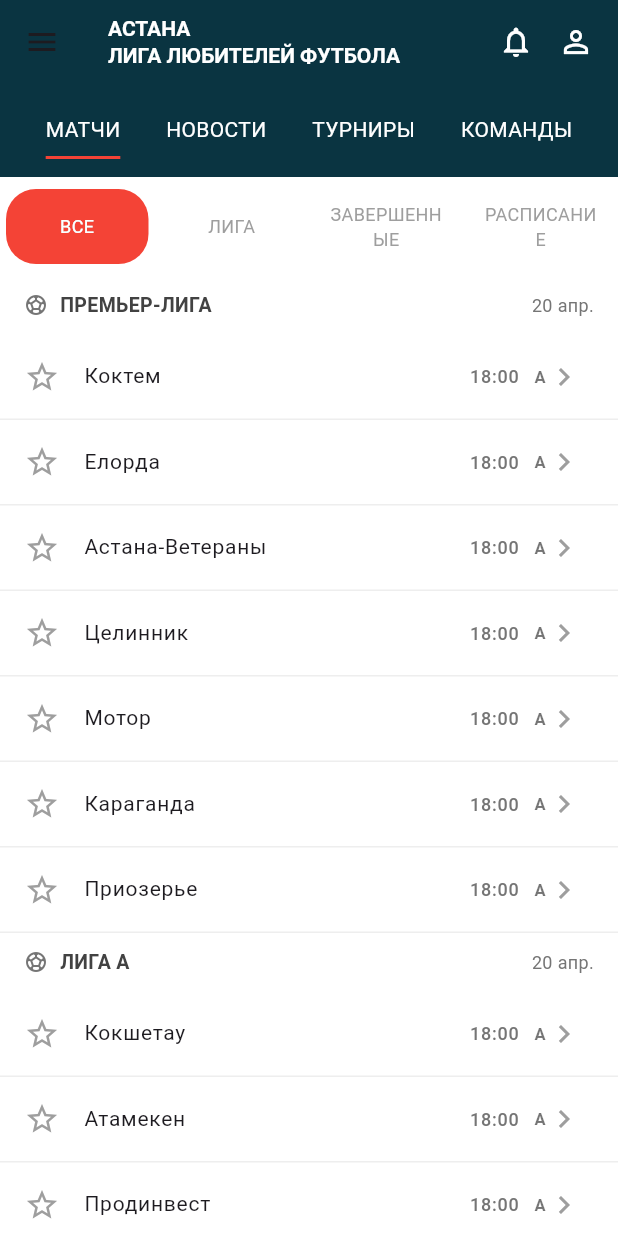
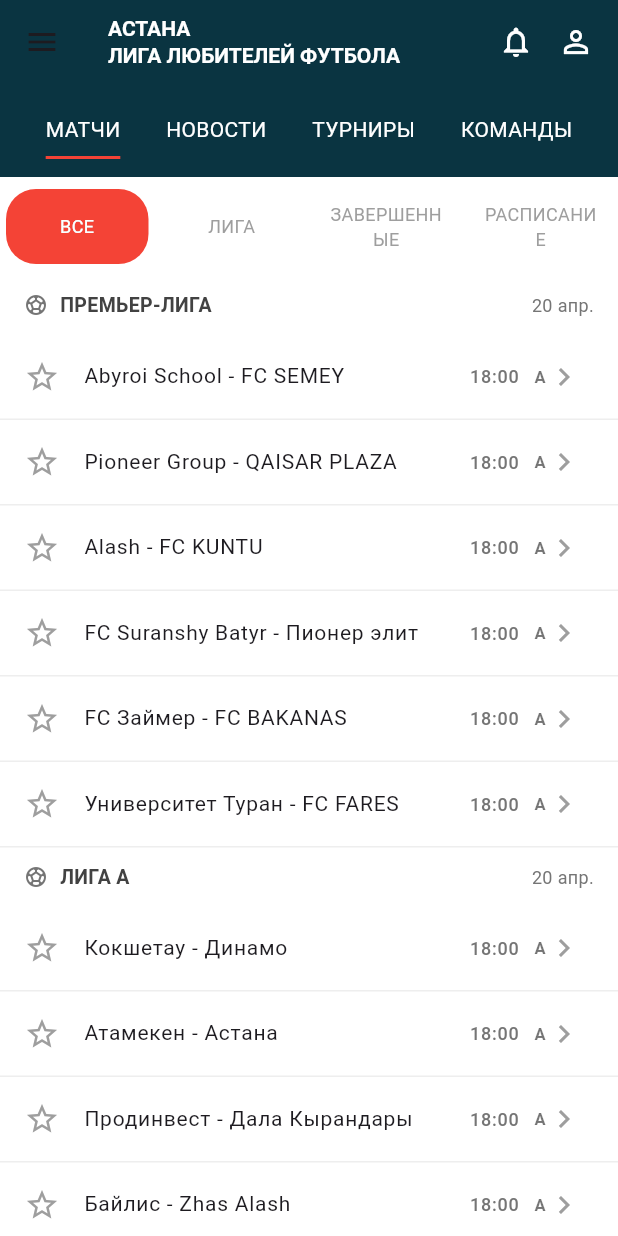
Before and after one commit to almatkai/afl_front, a Flutter app: the screen it shows after launch, on a phone screen of 412 x 824 dp. Run offline on Flutter 3.47's test engine with Material 3 defaults, Android fonts, the light colour scheme and no system bars.

Commit message:
Refactor matches data in MatchesList and update display format

```diff
--- a/lib/main.dart
+++ b/lib/main.dart
@@ -1,4 +1,5 @@
 import 'screens/league_home_page.dart';
+import 'package:flutter/material.dart';
 
 void main() {
   runApp(const MainApp());
--- a/lib/widgets/matches_list.dart
+++ b/lib/widgets/matches_list.dart
@@ -8,24 +8,23 @@ class MatchesList extends StatelessWidget {
       'name': 'ПРЕМЬЕР-ЛИГА',
       'date': '20 апр.',
       'matches': [
-        {'team1': 'Коктем', 'team2': '', 'time': '18:00'},
-        {'team1': 'Елорда', 'team2': '', 'time': '18:00'},
-        {'team1': 'Астана-Ветераны', 'team2': '', 'time': '18:00'},
-        {'team1': 'Целинник', 'team2': '', 'time': '18:00'},
-        {'team1': 'Мотор', 'team2': '', 'time': '18:00'},
-        {'team1': 'Караганда', 'team2': '', 'time': '18:00'},
-        {'team1': 'Приозерье', 'team2': '', 'time': '18:00'},
+        {'team1': 'Abyroi School', 'team2': 'FC SEMEY', 'time': '18:00'},
+        {'team1': 'Pioneer Group', 'team2': 'QAISAR PLAZA', 'time': '18:00'},
+        {'team1': 'Alash', 'team2': 'FC KUNTU', 'time': '18:00'},
+        {'team1': 'FC Suranshy Batyr', 'team2': 'Пионер элит', 'time': '18:00'},
+        {'team1': 'FC Займер', 'team2': 'FC BAKANAS', 'time': '18:00'},
+        {'team1': 'Университет Туран', 'team2': 'FC FARES', 'time': '18:00'},
       ]
     },
     {
       'name': 'ЛИГА А',
       'date': '20 апр.',
       'matches': [
-        {'team1': 'Кокшетау', 'team2': '', 'time': '18:00'},
-        {'team1': 'Атамекен', 'team2': '', 'time': '18:00'},
-        {'team1': 'Продинвест', 'team2': '', 'time': '18:00'},
-        {'team1': 'Байлис', 'team2': '', 'time': '18:00'},
-        {'team1': 'Буревестник', 'team2': '', 'time': '18:00'},
+        {'team1': 'Кокшетау', 'team2': 'Динамо', 'time': '18:00'},
+        {'team1': 'Атамекен', 'team2': 'Астана', 'time': '18:00'},
+        {'team1': 'Продинвест', 'team2': 'Дала Кырандары', 'time': '18:00'},
+        {'team1': 'Байлис', 'team2': 'Zhas Alash', 'time': '18:00'},
+        {'team1': 'Буревестник', 'team2': 'Semey Team', 'time': '18:00'},
       ]
     },
     {
@@ -33,7 +32,7 @@ class MatchesList extends StatelessWidget {
       'date': '',
       'matches': [
         {'team1': 'Экскаваторщик', 'team2': '', 'time': '18:00'},
-        {'team1': 'Омак-Астана', 'team2': '', 'time': '18:00'},
+        {'team1': 'Омак', 'team2': 'Астана', 'time': '18:00'},
       ]
     },
   ];
@@ -91,7 +90,7 @@ class MatchesList extends StatelessWidget {
                 child: ListTile(
                   leading: const Icon(Icons.star_border, color: Colors.grey),
                   title: Text(
-                    match['team1'],
+                    '${match['team1']} - ${match['team2']}',
                     style: const TextStyle(
                       fontSize: 14,
                     ),
```
